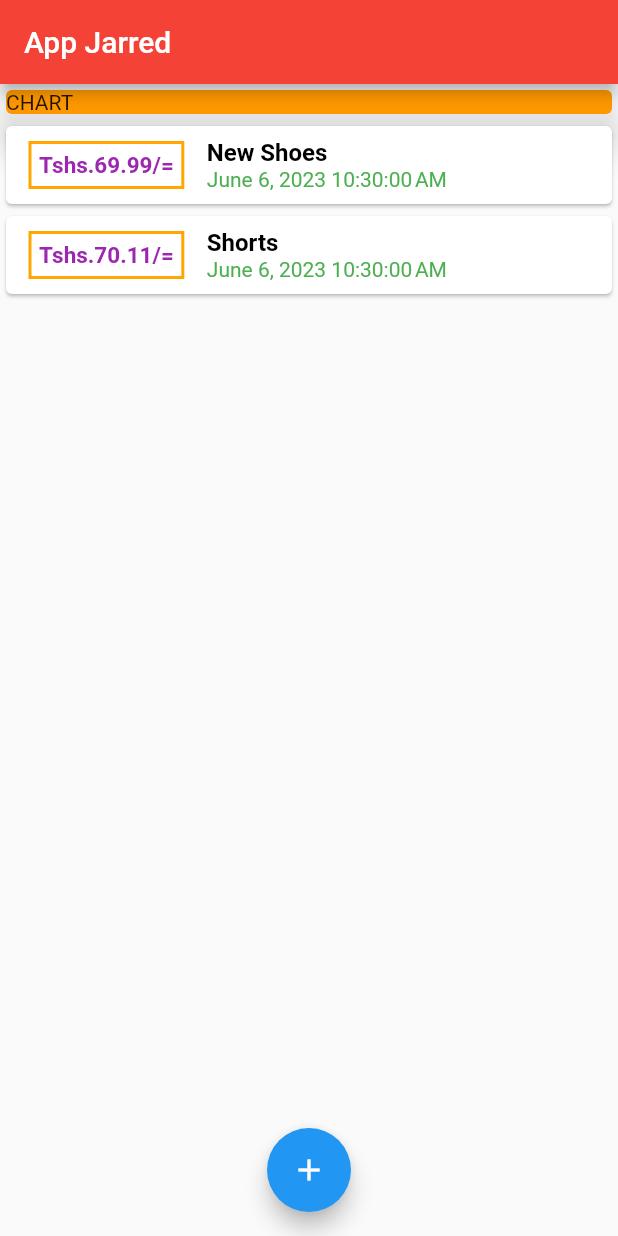
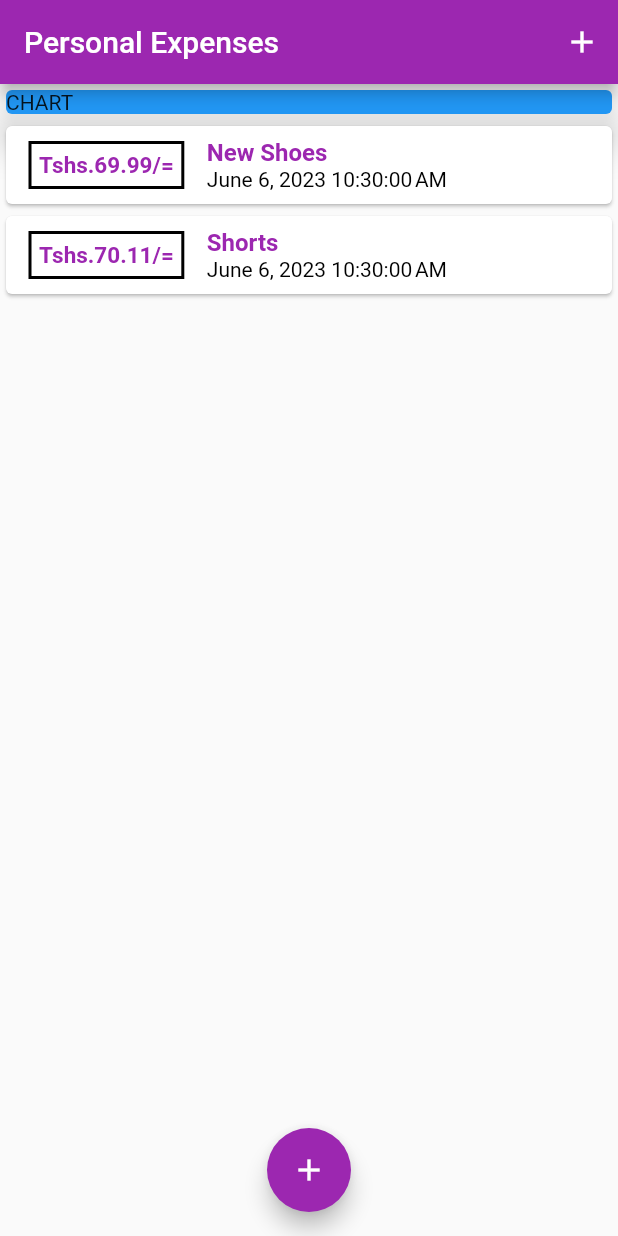
Before and after one commit to JRuggy/jarred_flutter, a Flutter app: the screen it shows after launch, on a phone screen of 412 x 824 dp. Run offline on Flutter 3.47's test engine with Material 2 defaults, Android fonts, the light colour scheme and no system bars.

Commit message:
level 30

```diff
--- a/lib/main.dart
+++ b/lib/main.dart
@@ -14,7 +14,9 @@ class MyApp extends StatelessWidget {
     return MaterialApp(
       debugShowCheckedModeBanner:
           false, //This statement removes the debug banner
-      title: 'App Jarred',
+      title: 'Personal Expenses',
+      // accentcolor changed to hintcolor
+      theme: ThemeData(primarySwatch: Colors.purple, hintColor: Colors.amber),
       home: MyHomePage(),
     );
   }
@@ -72,13 +74,13 @@ class _MyHomePageState extends State<MyHomePage> {
   Widget build(BuildContext context) {
     return Scaffold(
       appBar: AppBar(
-        backgroundColor: Colors.red,
-        title: Text('App Jarred'),
+        backgroundColor: Theme.of(context).primaryColor,
+        title: Text('Personal Expenses'),
         actions: <Widget>[
           IconButton(
             icon: Icon(
               Icons.add,
-              color: Colors.red,
+              color: Colors.white,
             ),
             // onPressed: () {}, // This does nothing by default
             onPressed: () => _startAddNewTransaction(context),
@@ -93,7 +95,7 @@ class _MyHomePageState extends State<MyHomePage> {
             Container(
               width: double.infinity,
               child: Card(
-                color: Colors.orange,
+                color: Colors.blue,
                 child: Container(
                   // color: Color.fromARGB(255, 248, 46, 164),
 
--- a/lib/widgets/transaction_list.dart
+++ b/lib/widgets/transaction_list.dart
@@ -29,7 +29,7 @@ class TransactionList extends StatelessWidget {
                     decoration: BoxDecoration(
                       // Border.all is for border  on both directions
                       border: Border.all(
-                        color: Color.fromARGB(255, 255, 166, 0),
+                        color: Theme.of(context).shadowColor,
                         width: 2,
                       ),
                     ),
@@ -45,7 +45,7 @@ class TransactionList extends StatelessWidget {
                       style: TextStyle(
                         fontWeight: FontWeight.bold,
                         fontSize: 15,
-                        color: Colors.purple,
+                        color: Theme.of(context).primaryColor,
                       ),
                     ),
                   ),
@@ -59,7 +59,7 @@ class TransactionList extends StatelessWidget {
                       Text(
                         tx.title,
                         style: TextStyle(
-                          color: Colors.black,
+                          color: Theme.of(context).primaryColor,
                           fontSize: 16,
                           fontWeight: FontWeight.bold,
                         ),
@@ -69,7 +69,7 @@ class TransactionList extends StatelessWidget {
                         // DateFormat('y-m-d h:m:sa').format(tx.date), //This is a printing pattern of the date as the way you want
                         // DateFormat.yMMMd().format(tx.date), // And this is still a pattern to come through it
                         DateFormat().format(tx.date),
-                        style: TextStyle(color: Colors.green),
+                        style: TextStyle(color: Colors.black),
                       ),
                     ],
                   )
```
